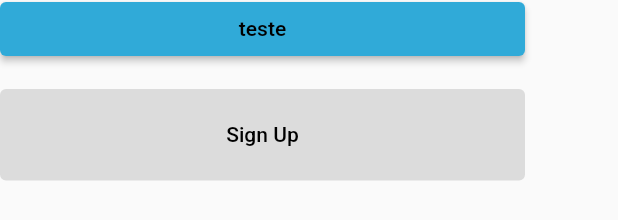
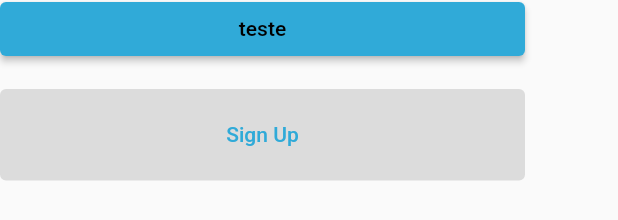
Before and after one commit to fluxiv/fxv_ide, a Flutter app: the MyForm widget shown alone on an empty page, opened directly, on a phone screen of 412 x 824 dp. Shown: the part 712-932 px from the top of the screen. Run offline on Flutter 3.47's test engine with Material 2 defaults, Android fonts, the phone set to English and light mode, and no system bars; our stand-ins replace flutter_form_builder, mask_text_input_formatter, validators.

Commit message:
Change: Quase pronto Sign Up

```diff
--- a/lib/components/form_dynamic_fields.dart
+++ b/lib/components/form_dynamic_fields.dart
@@ -49,8 +49,6 @@ class FormDynamicState extends State<FormDynamicFields> {
     widget.changeFormState(0, widget.fieldName, '');
     });
     });
-    //
-    print('teste');
   }
 
 
--- a/lib/views/welcome/signup.dart
+++ b/lib/views/welcome/signup.dart
@@ -74,6 +74,7 @@ class MyFormState extends State<MyForm> {
   final _formKey = GlobalKey<FormState>();
   //List changeFormState = [];
   var formValues = [];
+  int formErrors = 0;
   setFormState(int myBool,String fieldName, dynamic myValue) {
     setState(() {
       var lookIndex = formValues.indexWhere((item) => item.fieldName == fieldName);
@@ -85,6 +86,7 @@ class MyFormState extends State<MyForm> {
       } else{
         formValues.add(SignUpModels(fieldName: fieldName, value: myValue, errors: myBool));
       }
+      formErrors = formValues.indexWhere((item) => item.errors == 0 || item.errors == 1);
     });
   }
   @override
@@ -194,7 +196,7 @@ class MyFormState extends State<MyForm> {
                         child: SizedBox(
                           width: 350.0,
                           child: ElevatedButton(
-                            onPressed: formValues.indexWhere((item) => item.errors == 0 || item.errors == 1) == -1  ? () async {
+                            onPressed: formErrors == -1  ? () async {
                               var finalValues = {};
                               //var finalValues = UserModels(name: name, birthday: birthday, email: email, password: password);
                               //_formKey.currentState?.save(),
@@ -206,10 +208,10 @@ class MyFormState extends State<MyForm> {
                             // ignore: sort_child_properties_last
                             child: Text(
                               'Sign Up',
-                              style: TextStyle(color: formValues.indexWhere((item) => item.errors == 0 || item.errors == 1) == -1 ? const Color(0xff30AAD8) : const Color(0xff000000)),
+                              style: TextStyle(color: formErrors != -1 ? const Color(0xff30AAD8) : const Color(0xffffffff)),
                             ),
                             style: ElevatedButton.styleFrom(
-                              backgroundColor: formValues.indexWhere((item) => item.errors == 0 || item.errors == 1) == -1 ? const Color(0xffdbdbdb) :  const Color(0xff30AAD8),
+                              backgroundColor: formErrors != -1 ? const Color(0xffdbdbdb) :  const Color(0xff30AAD8),
                               padding: const EdgeInsets.symmetric(
                                   horizontal: 50, vertical: 20),
                             ),
```
